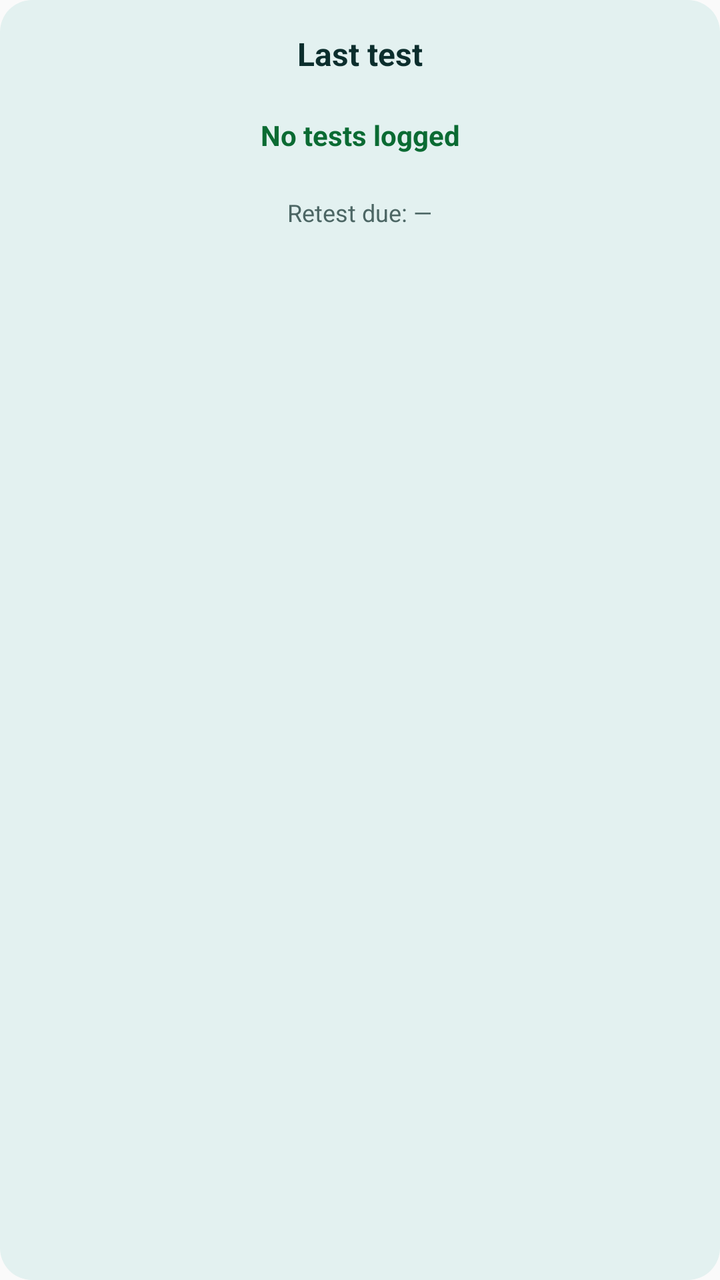
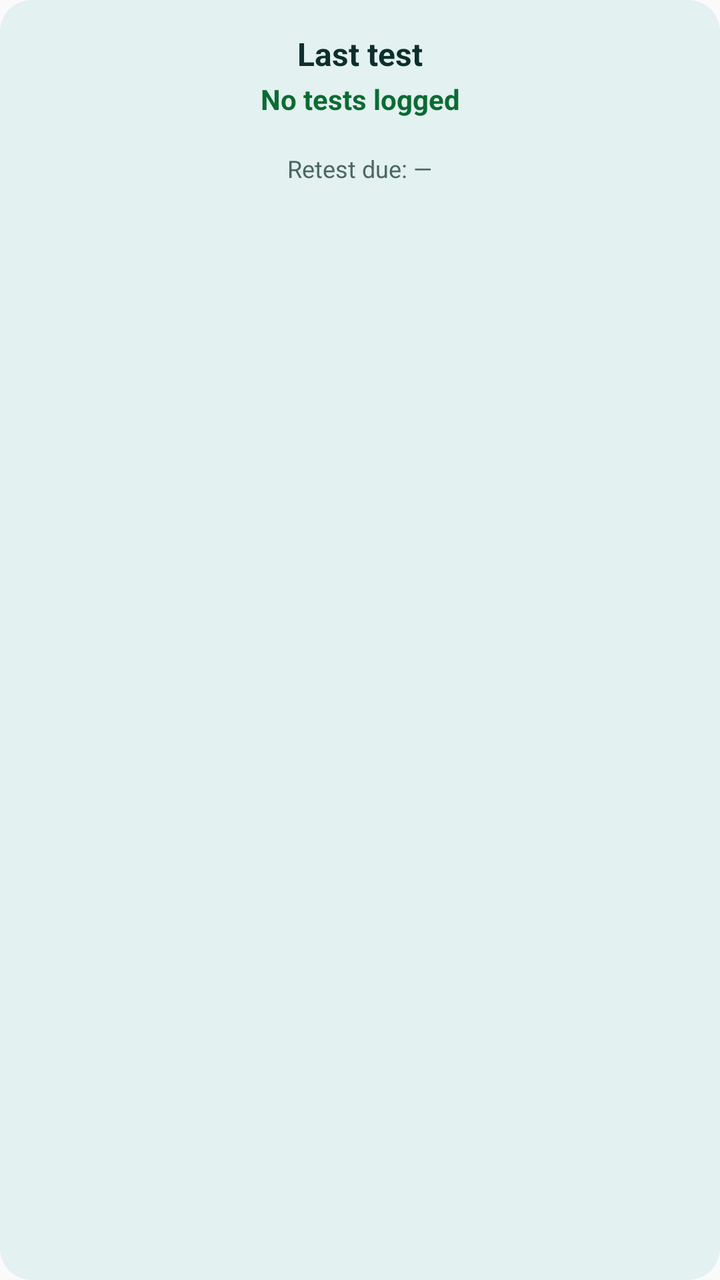

Two renders of the same Android screen: before a commit and after it. Below are the layout's source before the change and the commit's diff.
<!-- AndroidManifest.xml: application theme AppTheme -->
<!-- res/layout/test_widget.xml -->
<?xml version="1.0" encoding="utf-8"?>
<FrameLayout xmlns:android="http://schemas.android.com/apk/res/android" android:id="@+id/widget_root" android:layout_width="match_parent" android:layout_height="match_parent" android:padding="16dp" android:background="@drawable/widget_background">

    <TextView
        android:id="@+id/widget_test_title"
        android:layout_width="match_parent"
        android:layout_height="wrap_content"
        android:layout_gravity="top|center_horizontal"
        android:gravity="center"
        android:text="Last test"
        android:textSize="16sp"
        android:textColor="@color/widget_text_primary"
        android:textStyle="bold"
        android:maxLines="1"
        android:ellipsize="end"
        android:breakStrategy="simple"
        android:autoSizeTextType="uniform"
        android:autoSizeMinTextSize="12sp"
        android:autoSizeMaxTextSize="16sp"
        android:autoSizeStepGranularity="1sp" />

    <TextView
        android:id="@+id/widget_last_test"
        android:layout_width="match_parent"
        android:layout_height="wrap_content"
        android:gravity="center"
        android:layout_gravity="top|center_horizontal"
        android:layout_marginTop="42dp"
        android:text="No tests logged"
        android:textSize="14sp"
        android:textColor="@color/widget_good"
        android:textStyle="bold"
        android:maxLines="2"
        android:ellipsize="end"
        android:breakStrategy="simple"
        android:autoSizeTextType="uniform"
        android:autoSizeMinTextSize="12sp"
        android:autoSizeMaxTextSize="14sp"
        android:autoSizeStepGranularity="1sp" />

    
    <TextView
        android:id="@+id/widget_retest_due"
        android:layout_width="wrap_content"
        android:layout_height="wrap_content"
        android:layout_gravity="top|center_horizontal"
        android:layout_marginTop="82dp"
        android:text="Retest due: —"
        android:textSize="12sp"
        android:textColor="@color/widget_text_muted"
        android:maxLines="2"
        android:ellipsize="end"
        android:breakStrategy="simple" />

</FrameLayout>
<!-- resources referenced by this layout -->
<resources>
  <color name="widget_good">#0B6B33</color>
  <color name="widget_text_muted">#4C6664</color>
  <color name="widget_text_primary">#0C2E2D</color>
  <!-- drawable widget_background (drawable) -->
  <?xml version="1.0" encoding="utf-8"?>
  <shape xmlns:android="http://schemas.android.com/apk/res/android"
      android:shape="rectangle">
      <solid android:color="@color/widget_bg" />
      <corners android:radius="16dp" />
  </shape>
  <style name="AppTheme" parent="Theme.AppCompat.Light.DarkActionBar">
          
          <item name="colorPrimary">@color/colorPrimary</item>
          <item name="colorPrimaryDark">@color/colorPrimaryDark</item>
          <item name="colorAccent">@color/colorAccent</item>
          <item name="android:statusBarColor">@android:color/transparent</item>
          <item name="android:navigationBarColor">@android:color/transparent</item>
      </style>
  <color name="widget_bg">#E3F1F0</color>
</resources>

<!-- the commit's change to res/layout/test_widget.xml (unified diff, before → after) -->
@@ -25,7 +25,7 @@
         android:layout_height="wrap_content"
         android:gravity="center"
         android:layout_gravity="top|center_horizontal"
-        android:layout_marginTop="42dp"
+        android:layout_marginTop="24dp"
         android:text="No tests logged"
         android:textSize="14sp"
         android:textColor="@color/widget_good"
@@ -44,7 +44,7 @@
         android:layout_width="wrap_content"
         android:layout_height="wrap_content"
         android:layout_gravity="top|center_horizontal"
-        android:layout_marginTop="82dp"
+        android:layout_marginTop="60dp"
         android:text="Retest due: —"
         android:textSize="12sp"
         android:textColor="@color/widget_text_muted"
